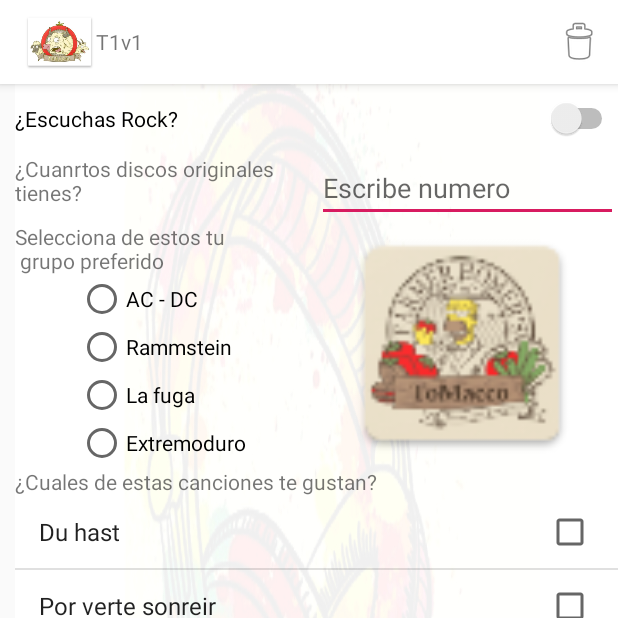
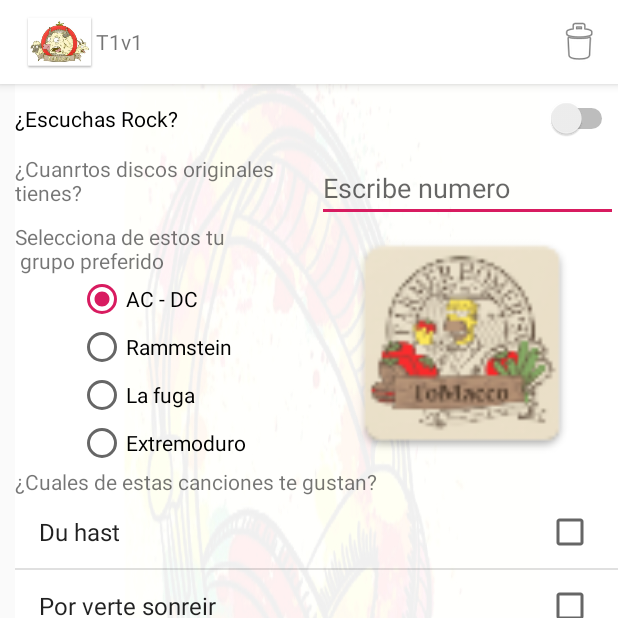
Before and after one commit to dominp97/T1v1, an Android app: the screen it shows after launch (MainActivity), on a phone screen of 412 x 824 dp, the top half of it. Run offline under Robolectric (Android 15) with nearby library versions, the phone set to English and light mode, and no system bars.

Commit message:
empezando registrados controles

```diff
--- a/app/src/main/java/com/pmdm/t1v1/MainActivity.java
+++ b/app/src/main/java/com/pmdm/t1v1/MainActivity.java
@@ -15,10 +15,13 @@
 import android.widget.EditText;
 import android.widget.ImageView;
 import android.widget.ListView;
+import android.widget.RadioButton;
 import android.widget.Spinner;
 import android.widget.Switch;
 import android.widget.TextView;
 import android.widget.Toast;
+
+import java.util.ArrayList;
 import java.util.Calendar;
 import java.util.GregorianCalendar;
 
@@ -30,7 +33,12 @@
     int imagenes[] = { R.mipmap.asound, R.mipmap.bbf, R.mipmap.vrock};
 
     //region elementos
-    Switch pregRock;
+    Switch SwitchPregRock;
+    EditText txtNumDiscos;
+    RadioButton btnGrupo;
+    ArrayList<String> canciones;
+    String festival;
+    String fechaConcierto;
     //endregion
 
     @Override
@@ -61,7 +69,7 @@
         contador = 0;
 
         //region elementos
-        pregRock = findViewById(R.id.pregRock);
+        SwitchPregRock = findViewById(R.id.pregRock);
         //endregion
     }
 
--- a/app/src/main/res/layout/activity_main.xml
+++ b/app/src/main/res/layout/activity_main.xml
@@ -116,7 +116,8 @@
                                 android:id="@+id/radioButton6"
                                 android:layout_width="wrap_content"
                                 android:layout_height="wrap_content"
-                                android:text="@string/g1" />
+                                android:text="@string/g1"
+                                android:checked="true"/>
 
                             <RadioButton
                                 android:id="@+id/radioButton26"
```
Also changed, not shown: app/src/main/res/menu/menu.xml (deleted, +0 -15 lines).
